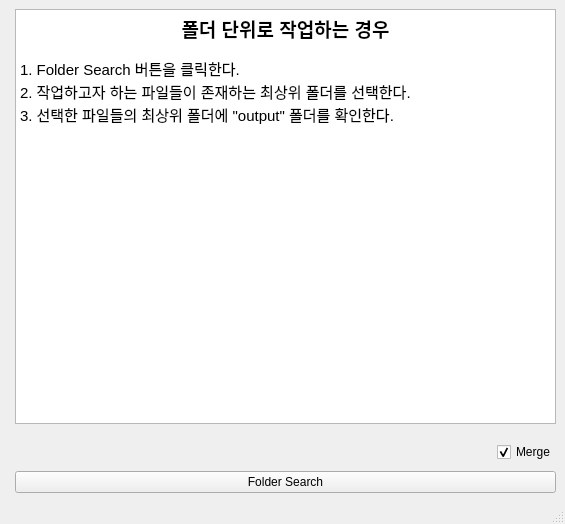
Old version of the form src/interface/PE_main_v2.ui in the repository HYOJAE15/PEFE.
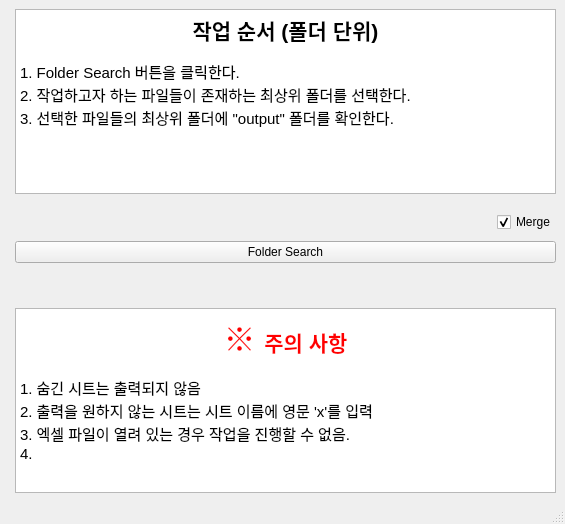
New version of the form.

Diff of the .ui file:
```diff
--- a/src/interface/PE_main_v2.ui
+++ b/src/interface/PE_main_v2.ui
@@ -15,7 +15,7 @@
   </property>
   <widget class="QWidget" name="centralwidget">
    <layout class="QFormLayout" name="formLayout">
-    <item row="3" column="1">
+    <item row="0" column="1">
      <widget class="QTextBrowser" name="textBrowser_2">
       <property name="html">
        <string>&lt;!DOCTYPE HTML PUBLIC &quot;-//W3C//DTD HTML 4.0//EN&quot; &quot;http://www.w3.org/TR/REC-html40/strict.dtd&quot;&gt;
@@ -25,7 +25,7 @@
 li.unchecked::marker { content: &quot;\2610&quot;; }
 li.checked::marker { content: &quot;\2612&quot;; }
 &lt;/style&gt;&lt;/head&gt;&lt;body style=&quot; font-family:'맑은 고딕'; font-size:9pt; font-weight:400; font-style:normal;&quot;&gt;
-&lt;p align=&quot;center&quot; style=&quot; margin-top:0px; margin-bottom:0px; margin-left:0px; margin-right:0px; -qt-block-indent:0; text-indent:0px;&quot;&gt;&lt;span style=&quot; font-size:14pt; font-weight:700;&quot;&gt;폴더 단위로 작업하는 경우&lt;/span&gt;&lt;/p&gt;
+&lt;p align=&quot;center&quot; style=&quot; margin-top:0px; margin-bottom:0px; margin-left:0px; margin-right:0px; -qt-block-indent:0; text-indent:0px;&quot;&gt;&lt;span style=&quot; font-size:16pt; font-weight:700;&quot;&gt;작업 순서 (폴더 단위)&lt;/span&gt;&lt;/p&gt;
 &lt;p style=&quot;-qt-paragraph-type:empty; margin-top:0px; margin-bottom:0px; margin-left:0px; margin-right:0px; -qt-block-indent:0; text-indent:0px;&quot;&gt;&lt;br /&gt;&lt;/p&gt;
 &lt;p style=&quot; margin-top:0px; margin-bottom:0px; margin-left:0px; margin-right:0px; -qt-block-indent:0; text-indent:0px;&quot;&gt;&lt;span style=&quot; font-size:11pt;&quot;&gt;1. Folder Search 버튼을 클릭한다. &lt;/span&gt;&lt;/p&gt;
 &lt;p style=&quot; margin-top:0px; margin-bottom:0px; margin-left:0px; margin-right:0px; -qt-block-indent:0; text-indent:0px;&quot;&gt;&lt;span style=&quot; font-size:11pt;&quot;&gt;2. 작업하고자 하는 파일들이 존재하는 최상위 폴더를 선택한다. &lt;/span&gt;&lt;/p&gt;
@@ -33,7 +33,7 @@
       </property>
      </widget>
     </item>
-    <item row="4" column="1">
+    <item row="1" column="1">
      <layout class="QHBoxLayout" name="horizontalLayout">
       <property name="topMargin">
        <number>12</number>
@@ -66,13 +66,45 @@
       </item>
      </layout>
     </item>
-    <item row="5" column="1">
+    <item row="2" column="1">
      <widget class="QPushButton" name="folderButton">
       <property name="text">
        <string>Folder Search</string>
       </property>
      </widget>
     </item>
+    <item row="3" column="1">
+     <spacer name="verticalSpacer">
+      <property name="orientation">
+       <enum>Qt::Vertical</enum>
+      </property>
+      <property name="sizeHint" stdset="0">
+       <size>
+        <width>20</width>
+        <height>40</height>
+       </size>
+      </property>
+     </spacer>
+    </item>
+    <item row="4" column="1">
+     <widget class="QTextBrowser" name="textBrowser">
+      <property name="html">
+       <string>&lt;!DOCTYPE HTML PUBLIC &quot;-//W3C//DTD HTML 4.0//EN&quot; &quot;http://www.w3.org/TR/REC-html40/strict.dtd&quot;&gt;
+&lt;html&gt;&lt;head&gt;&lt;meta name=&quot;qrichtext&quot; content=&quot;1&quot; /&gt;&lt;meta charset=&quot;utf-8&quot; /&gt;&lt;style type=&quot;text/css&quot;&gt;
+p, li { white-space: pre-wrap; }
+hr { height: 1px; border-width: 0; }
+li.unchecked::marker { content: &quot;\2610&quot;; }
+li.checked::marker { content: &quot;\2612&quot;; }
+&lt;/style&gt;&lt;/head&gt;&lt;body style=&quot; font-family:'맑은 고딕'; font-size:9pt; font-weight:400; font-style:normal;&quot;&gt;
+&lt;p align=&quot;center&quot; style=&quot; margin-top:0px; margin-bottom:0px; margin-left:0px; margin-right:0px; -qt-block-indent:0; text-indent:0px;&quot;&gt;&lt;span style=&quot; font-family:'se-nanumgothic','arial','나눔고딕','nanumgothic','sans-serif'; font-size:32px; color:#ff0000; background-color:#ffffff;&quot;&gt;※ &lt;/span&gt;&lt;span style=&quot; font-size:16pt; font-weight:700; color:#ff0000;&quot;&gt;주의 사항&lt;/span&gt;&lt;/p&gt;
+&lt;p align=&quot;center&quot; style=&quot;-qt-paragraph-type:empty; margin-top:0px; margin-bottom:0px; margin-left:0px; margin-right:0px; -qt-block-indent:0; text-indent:0px;&quot;&gt;&lt;br /&gt;&lt;/p&gt;
+&lt;p style=&quot; margin-top:0px; margin-bottom:0px; margin-left:0px; margin-right:0px; -qt-block-indent:0; text-indent:0px;&quot;&gt;&lt;span style=&quot; font-size:11pt;&quot;&gt;1. 숨긴 시트는 출력되지 않음&lt;/span&gt;&lt;/p&gt;
+&lt;p style=&quot; margin-top:0px; margin-bottom:0px; margin-left:0px; margin-right:0px; -qt-block-indent:0; text-indent:0px;&quot;&gt;&lt;span style=&quot; font-size:11pt;&quot;&gt;2. 출력을 원하지 않는 시트는 시트 이름에 영문 'x'를 입력&lt;/span&gt;&lt;/p&gt;
+&lt;p style=&quot; margin-top:0px; margin-bottom:0px; margin-left:0px; margin-right:0px; -qt-block-indent:0; text-indent:0px;&quot;&gt;&lt;span style=&quot; font-size:11pt;&quot;&gt;3. 엑셀 파일이 열려 있는 경우 작업을 진행할 수 없음.&lt;/span&gt;&lt;/p&gt;
+&lt;p style=&quot; margin-top:0px; margin-bottom:0px; margin-left:0px; margin-right:0px; -qt-block-indent:0; text-indent:0px;&quot;&gt;&lt;span style=&quot; font-size:11pt;&quot;&gt;4. &lt;/span&gt;&lt;/p&gt;&lt;/body&gt;&lt;/html&gt;</string>
+      </property>
+     </widget>
+    </item>
    </layout>
   </widget>
   <widget class="QStatusBar" name="statusbar"/>
```
